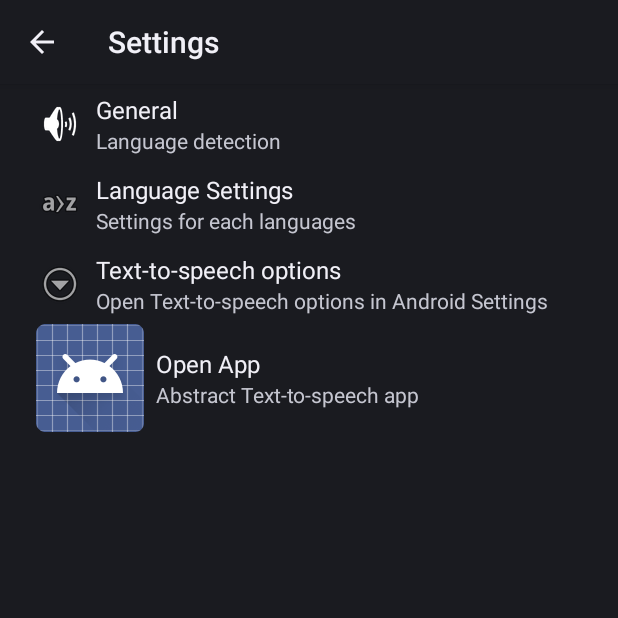
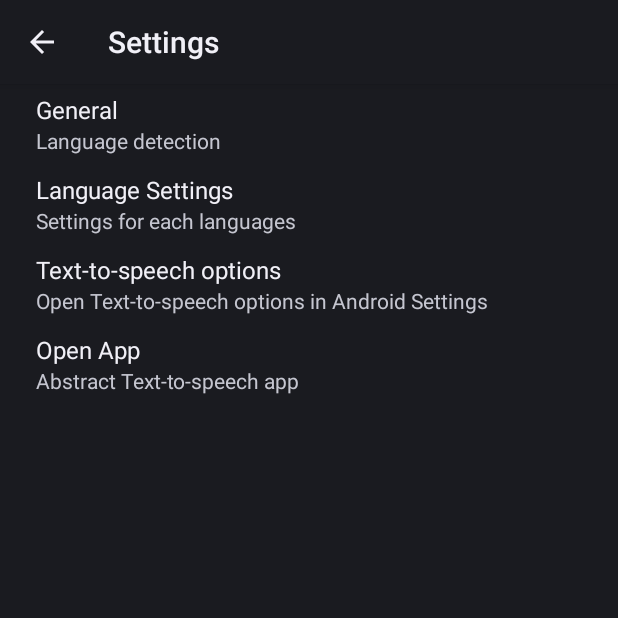
Before and after one commit to wakhub/abstts, an Android app: the SettingsActivity screen opened directly, with no data from a screen before it, on a phone screen of 412 x 824 dp, the top half of it. Run offline under Robolectric (Android 15) with nearby library versions, the phone set to English and light mode, and no system bars; pictures from the network do not load.

Commit message:
Remove android:drawable/xxx

```diff
--- a/app/src/main/AndroidManifest.xml
+++ b/app/src/main/AndroidManifest.xml
@@ -39,7 +39,6 @@
         </activity>
         <activity
             android:name="com.github.wakhub.abstts.activity.SettingsActivity"
-            android:icon="@android:drawable/ic_menu_preferences"
             android:label="@string/title_activity_settings">
             <intent-filter>
                 <action android:name="android.speech.tts.engine.CONFIGURE_ENGINE" />
--- a/app/src/main/res/xml/preference_headers.xml
+++ b/app/src/main/res/xml/preference_headers.xml
@@ -17,25 +17,21 @@
 
     <header
         android:fragment="com.github.wakhub.abstts.activity.SettingsActivity$GeneralSettingsFragment"
-        android:icon="@android:drawable/ic_lock_silent_mode_off"
         android:summary="Language detection"
         android:title="General" />
 
     <header
         android:fragment="com.github.wakhub.abstts.activity.SettingsActivity$LanguageSettingsFragment"
-        android:icon="@android:drawable/ic_menu_sort_alphabetically"
         android:summary="Settings for each languages"
         android:title="Language Settings" />
 
     <header
-        android:icon="@android:drawable/ic_menu_more"
         android:summary="Open Text-to-speech options in Android Settings"
         android:title="Text-to-speech options">
         <intent android:action="com.android.settings.TTS_SETTINGS" />
     </header>
 
     <header
-        android:icon="@android:drawable/sym_def_app_icon"
         android:summary="Abstract Text-to-speech app"
         android:title="Open App">
         <intent
```
